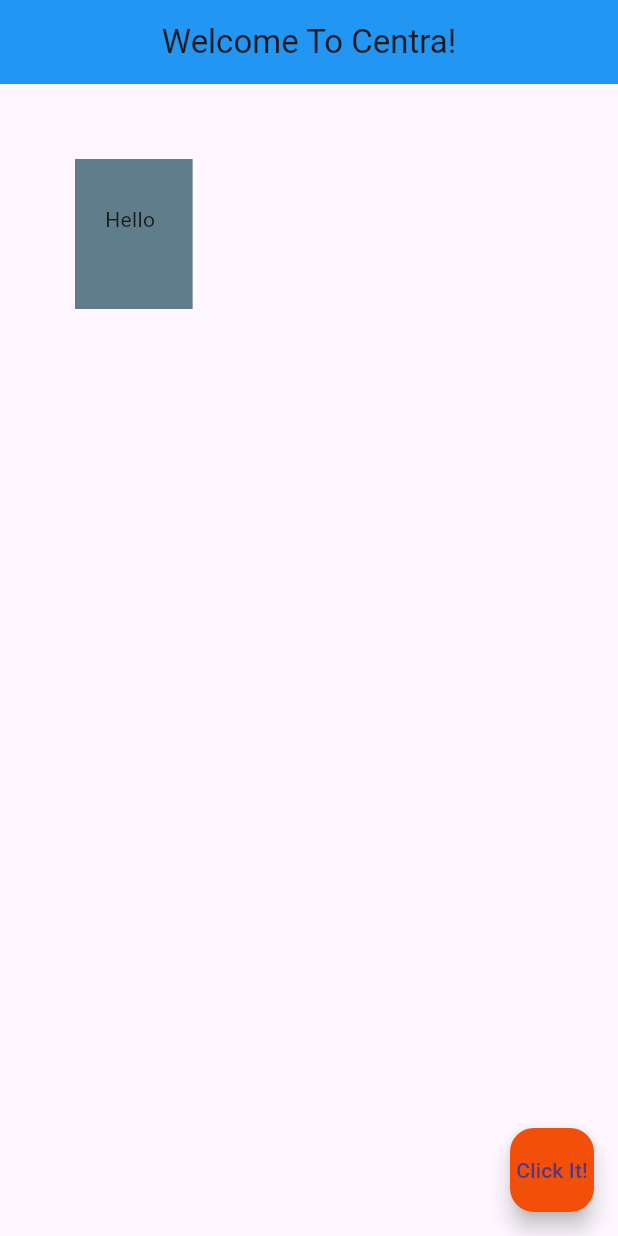
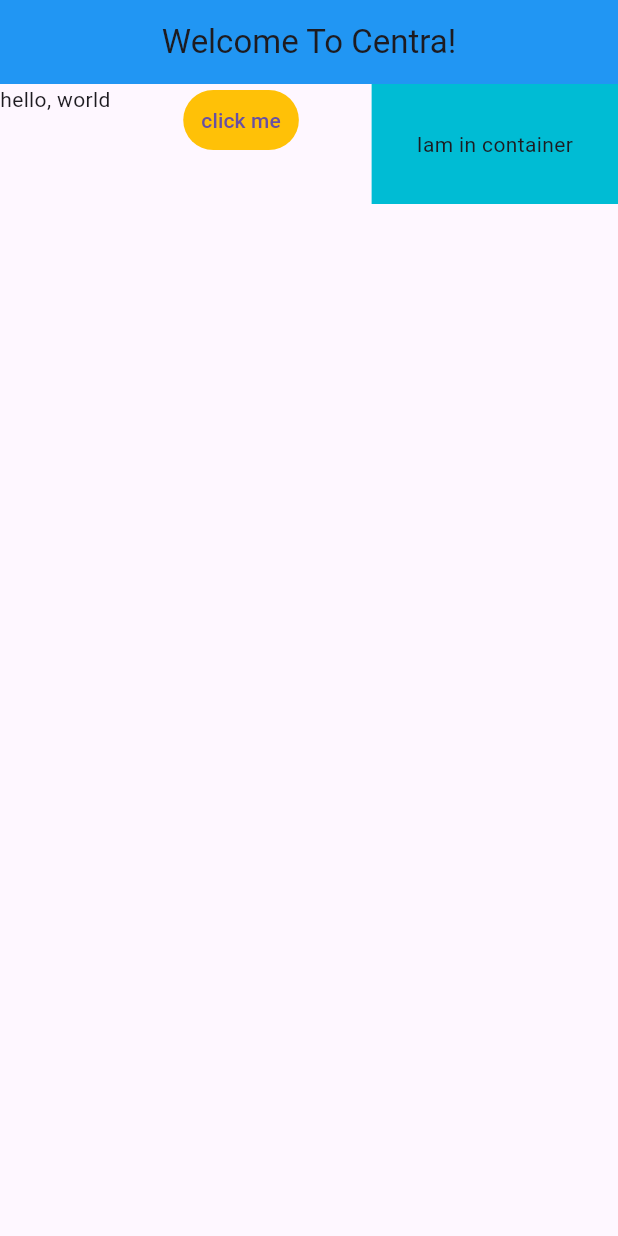
Before and after one commit to Mayurrajput97/Dart, a Flutter app: the screen it shows after launch, on a phone screen of 412 x 824 dp. Run offline on Flutter 3.47's test engine with Material 3 defaults, Android fonts, the phone set to English and light mode, and no system bars.

Commit message:
Rows Widget

```diff
--- a/my_first_pr/lib/main.dart
+++ b/my_first_pr/lib/main.dart
@@ -18,11 +18,25 @@
 
       // Container & Padding :>>>>>>>>>>
 
-      body: Container(
-        padding: EdgeInsets.fromLTRB(20.0, 30.0, 25.0, 50.0),
-        margin: EdgeInsets.all(50.0),
-        color: Colors.blueGrey,
-        child: Text('Hello'),
+      body: Row(
+        mainAxisAlignment: MainAxisAlignment.spaceBetween,
+        crossAxisAlignment: CrossAxisAlignment.start,
+        children: <Widget>[
+          Text('hello, world'),
+          TextButton(
+            onPressed: () {},
+            style: ButtonStyle(
+              backgroundColor: MaterialStateProperty.all(Colors.amber),
+            ),
+            child: Text('click me'),
+          ),
+          Container(
+            color: Colors.cyan,
+            padding: EdgeInsets.all(30.0),
+            // margin: EdgeInsets.all(60.0),
+            child: Text('Iam in container'),
+          ),
+        ],
       ),
 
       // Padding Widget :>>>>>>>>>>>>>
@@ -30,11 +44,11 @@
       //   padding: EdgeInsets.all(40.0),
       //   child: Text('Hello Centra!'),
       // )
-      floatingActionButton: FloatingActionButton(
-        onPressed: () {},
-        child: const Text('Click It!'),
-        backgroundColor: Color.fromARGB(255, 242, 79, 9),
-      ),
+      // floatingActionButton: FloatingActionButton(
+      //   onPressed: () {},
+      //   child: const Text('Click It!'),
+      //   backgroundColor: Color.fromARGB(255, 242, 79, 9),
+      // ),
     );
   }
 }
```
